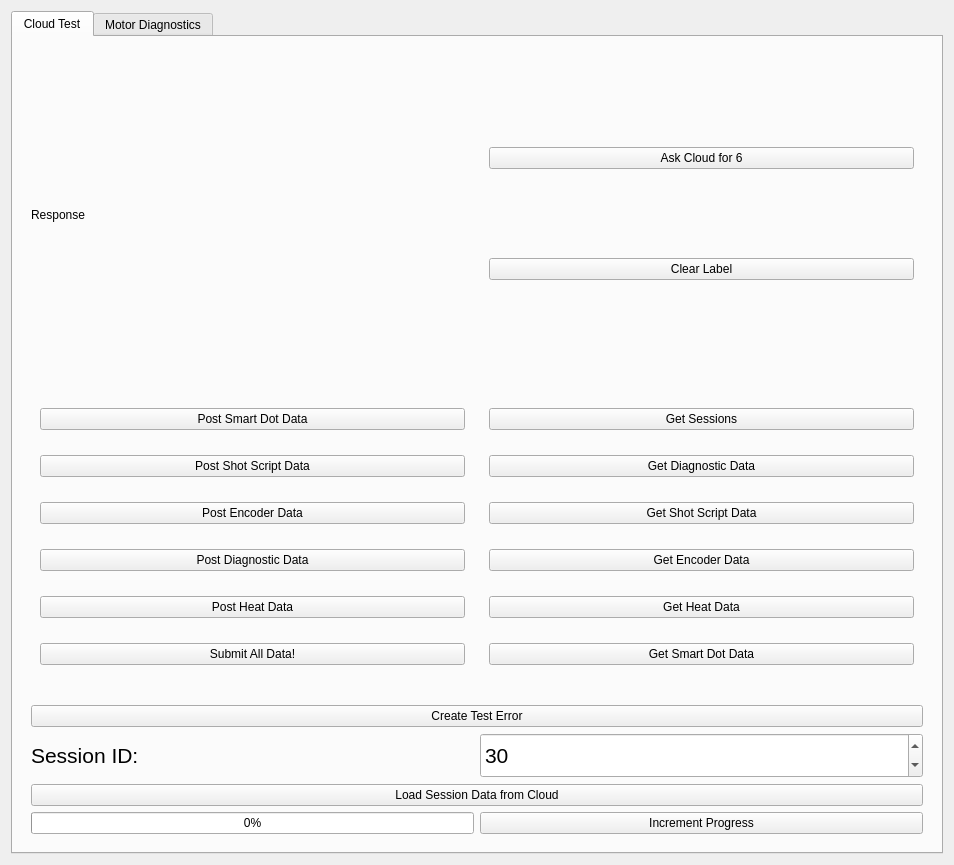
Above: frontend/cloudTest.ui from YCP-Rev-Metrix/BallSpinner-Controller-v2 before the change. Below: the same form after it.
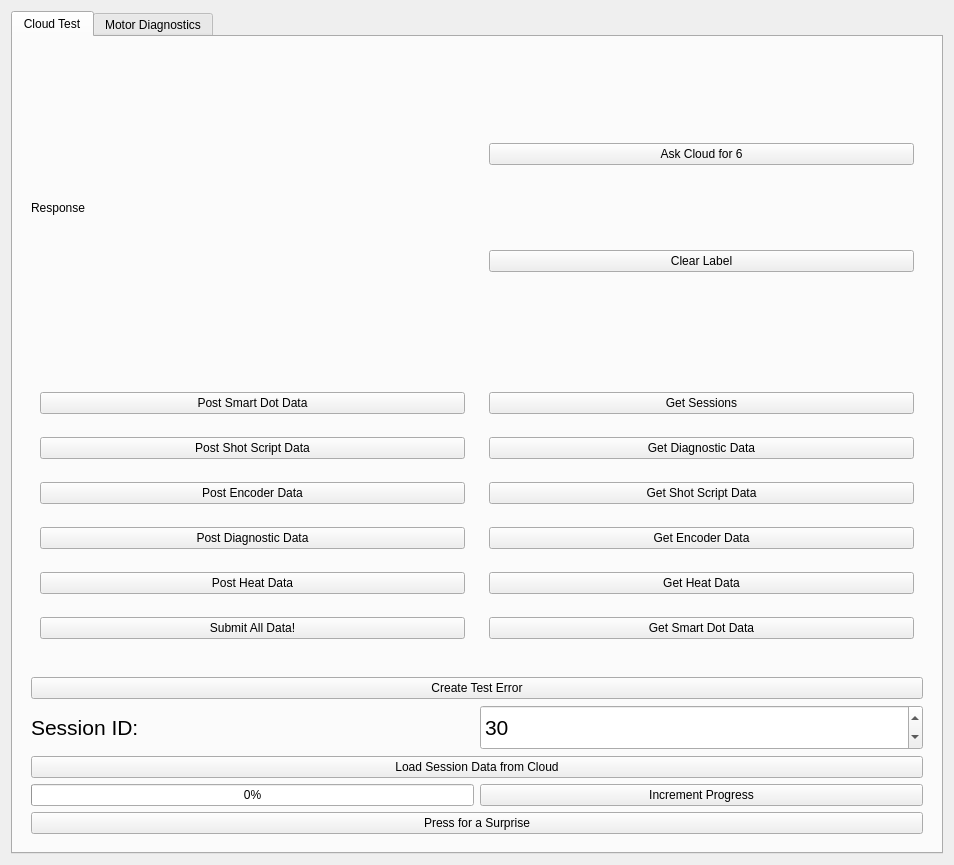
That is the form after the change. The open tabs and pages were chosen to show the change.

The edit to the form file:
```diff
--- a/frontend/cloudTest.ui
+++ b/frontend/cloudTest.ui
@@ -218,6 +218,13 @@
             </property>
            </widget>
           </item>
+          <item row="7" column="0" colspan="2">
+           <widget class="QPushButton" name="btnPlayYoutubePopup">
+            <property name="text">
+             <string>Press for a Surprise</string>
+            </property>
+           </widget>
+          </item>
          </layout>
         </widget>
        </item>
```
Left out of the diff: 2 changed lines with no effect on the pictures.
